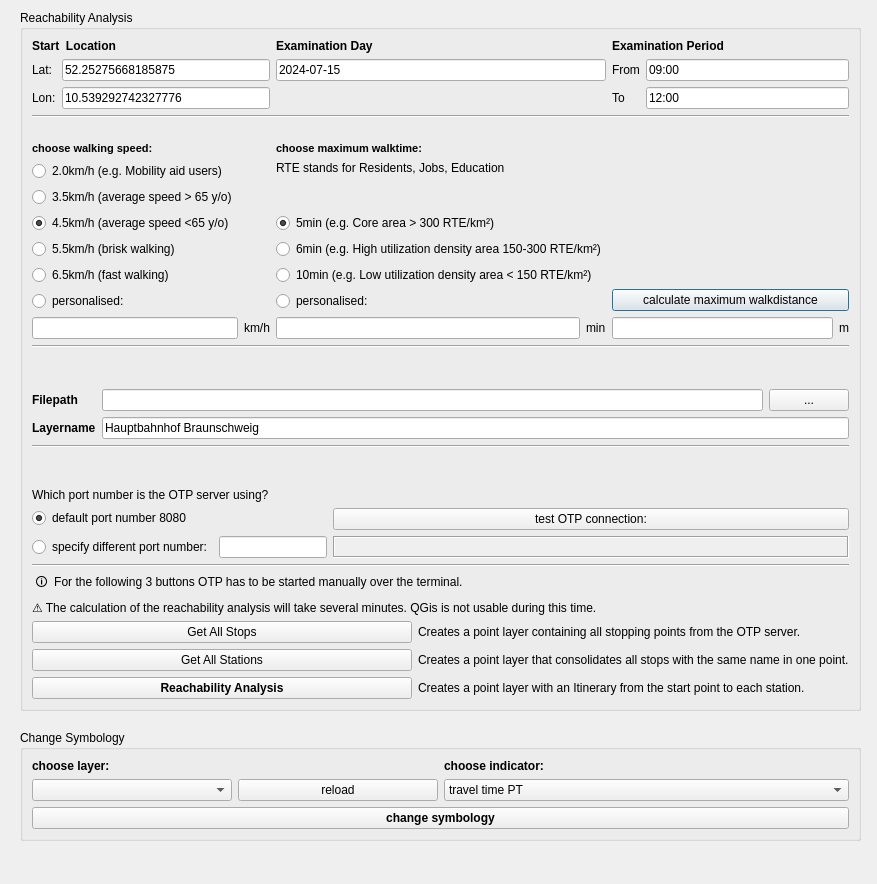
Qt form public_transit_analysis_dialog_base.ui (ThanDerJoren/transitReachabilityAnalyser) before a commit.
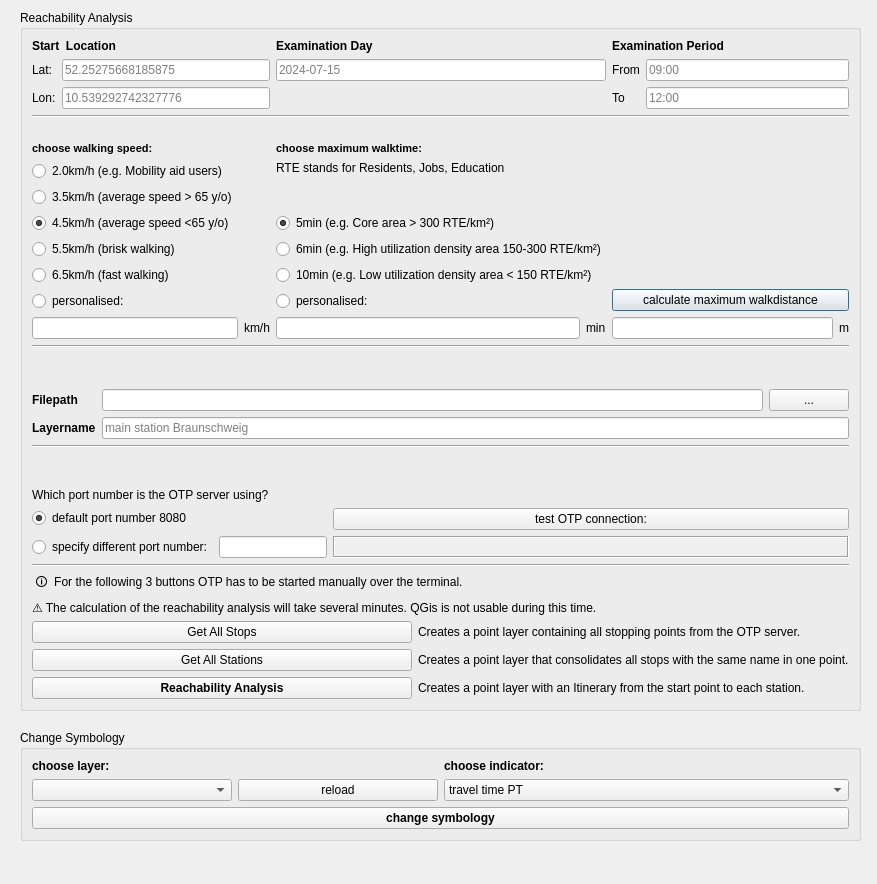
The same form after that commit.

Commit message: new Icon. Spaceholder Text in GUI

Patch:
```diff
--- a/public_transit_analysis_dialog_base.ui
+++ b/public_transit_analysis_dialog_base.ui
@@ -199,6 +199,9 @@
                <locale language="English" country="UnitedKingdom"/>
               </property>
               <property name="text">
+               <string/>
+              </property>
+              <property name="placeholderText">
                <string>12:00</string>
               </property>
              </widget>
@@ -209,6 +212,9 @@
                <locale language="English" country="UnitedKingdom"/>
               </property>
               <property name="text">
+               <string/>
+              </property>
+              <property name="placeholderText">
                <string>09:00</string>
               </property>
              </widget>
@@ -366,6 +372,9 @@
                <locale language="English" country="UnitedKingdom"/>
               </property>
               <property name="text">
+               <string/>
+              </property>
+              <property name="placeholderText">
                <string>2024-07-15</string>
               </property>
              </widget>
@@ -483,6 +492,9 @@
                <locale language="English" country="UnitedKingdom"/>
               </property>
               <property name="text">
+               <string/>
+              </property>
+              <property name="placeholderText">
                <string>52.25275668185875</string>
               </property>
              </widget>
@@ -503,6 +515,9 @@
                <locale language="English" country="UnitedKingdom"/>
               </property>
               <property name="text">
+               <string/>
+              </property>
+              <property name="placeholderText">
                <string>10.539292742327776</string>
               </property>
              </widget>
@@ -626,7 +641,10 @@
            <locale language="English" country="UnitedKingdom"/>
           </property>
           <property name="text">
-           <string>Hauptbahnhof Braunschweig</string>
+           <string/>
+          </property>
+          <property name="placeholderText">
+           <string>main station Braunschweig</string>
           </property>
          </widget>
         </item>
```
Left out of the diff: 8 changed lines with no effect on the pictures. The commit also changes 2 other files.
